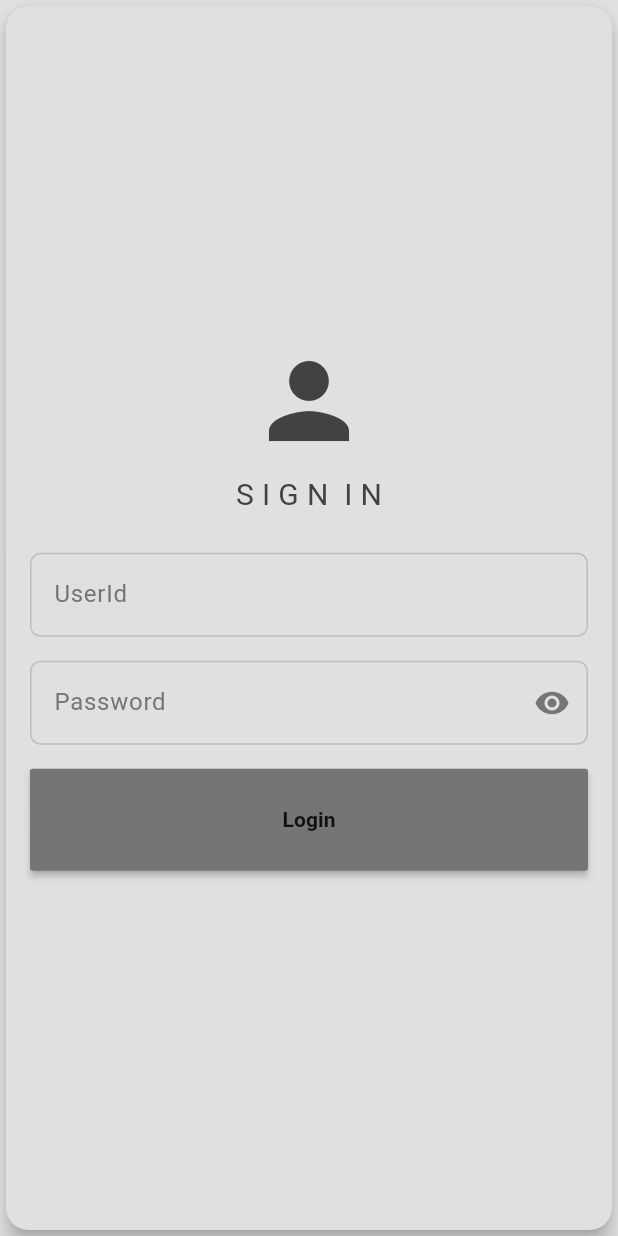
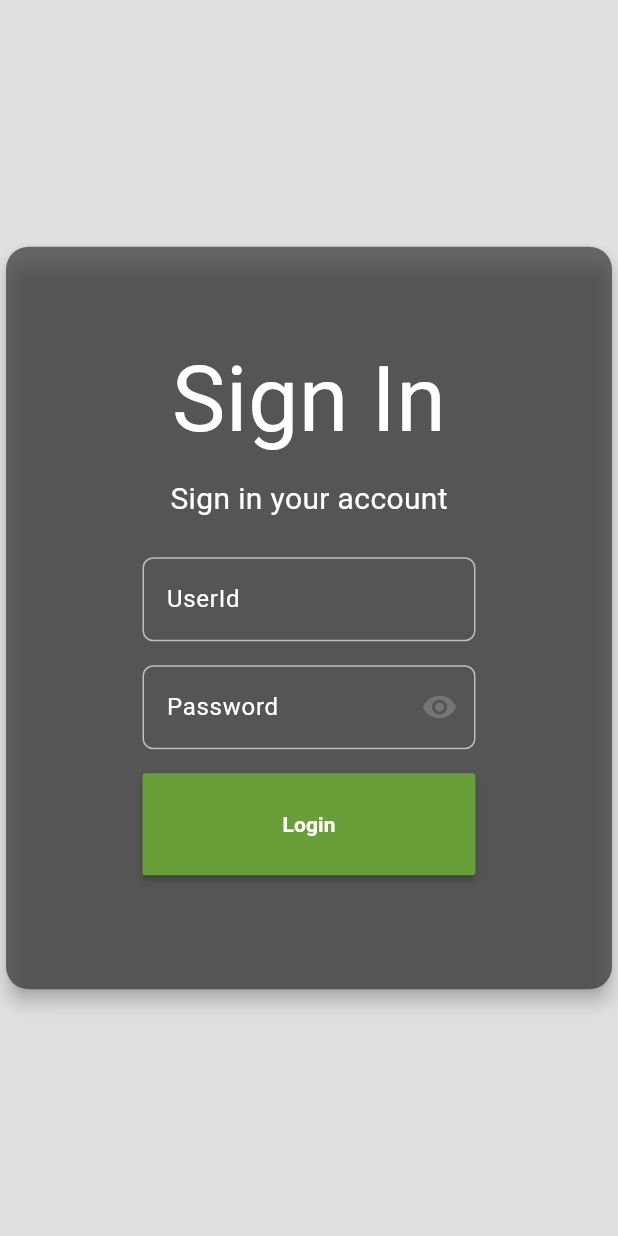
Before and after one commit to Kyusans/flutter-csdl-admin, a Flutter app: the screen it shows after launch, on a phone screen of 412 x 824 dp. Run offline on Flutter 3.47's test engine with Material 3 defaults, Android fonts, the phone set to English and light mode, and no system bars.

Commit message:
Updated login view

```diff
--- a/lib/components/myButton.dart
+++ b/lib/components/myButton.dart
@@ -20,18 +20,19 @@ class _MyButtonState extends State<MyButton> {
   @override
   Widget build(BuildContext context) {
     return MaterialButton(
-      color: Theme.of(context).colorScheme.secondary,
+      color: Theme.of(context).colorScheme.inversePrimary,
       onPressed: widget.onPressed,
       child: Container(
         padding: EdgeInsets.all(widget.buttonSize),
         decoration: BoxDecoration(
-          borderRadius: BorderRadius.circular(12),
+          borderRadius: BorderRadius.circular(50),
         ),
         child: Center(
           child: Text(
             widget.buttonText,
             style: const TextStyle(
               fontWeight: FontWeight.bold,
+              color: Colors.white,
             ),
           ),
         ),
--- a/lib/components/my_textfield.dart
+++ b/lib/components/my_textfield.dart
@@ -32,6 +32,9 @@ class _MyTextFieldState extends State<MyTextField> {
     return TextFormField(
       controller: widget.controller,
       obscureText: _isObscure,
+      style: TextStyle(
+        color: Colors.white,
+      ),
       decoration: InputDecoration(
         border: const OutlineInputBorder(),
         focusedBorder: OutlineInputBorder(
@@ -52,7 +55,7 @@ class _MyTextFieldState extends State<MyTextField> {
         ),
         labelText: widget.labelText,
         labelStyle: TextStyle(
-          color: Theme.of(context).colorScheme.secondary,
+          color: Colors.white,
         ),
         prefixIcon: widget.icon,
         suffixIcon: widget.obscureText
--- a/lib/pages/login_page.dart
+++ b/lib/pages/login_page.dart
@@ -13,36 +13,46 @@ class LoginPage extends StatelessWidget {
       backgroundColor: Theme.of(context).colorScheme.background,
       body: LayoutBuilder(
         builder: (context, constraints) {
-          // Check the available width to determine the layout
           if (constraints.maxWidth > 1300) {
             return Row(
+              crossAxisAlignment: CrossAxisAlignment.center,
               children: [
-                Column(
-                  mainAxisAlignment: MainAxisAlignment.center,
-                  crossAxisAlignment: CrossAxisAlignment.start,
+                const Padding(
+                  padding: EdgeInsets.fromLTRB(200, 100, 0, 0),
+                  child: Column(
+                    mainAxisAlignment: MainAxisAlignment.start,
+                    crossAxisAlignment: CrossAxisAlignment.center,
                     children: [
                       Text(
-                      "T E X T  M O T O",
+                        "SAMS",
                         style: TextStyle(
-                        fontSize: 50,
+                          fontSize: 150,
+                        ),
+                      ),
+                      Text(
+                        "School Attendance",
+                        style: TextStyle(
+                          fontSize: 30,
+                        ),
+                      ),
+                      Text(
+                        "Monitoring System",
+                        style: TextStyle(
+                          fontSize: 20,
                         ),
                       ),
                     ],
                   ),
+                ),
                 Expanded(
                   child: Padding(
-                    padding: const EdgeInsets.symmetric(
-                        vertical: 100, horizontal: 400),
-                    child: Padding(
-                      padding: const EdgeInsets.all(100),
+                    padding: const EdgeInsets.fromLTRB(650, 0, 50, 250),
                     child: _buildLoginSection(context),
-                    ),
                   ),
                 ),
               ],
             );
           } else {
-            // For smaller screens (like mobile phones)
             return _buildLoginSection(context);
           }
         },
@@ -52,25 +62,32 @@ class LoginPage extends StatelessWidget {
 
   Widget _buildLoginSection(context) {
     return Center(
+      child: SingleChildScrollView(
         child: Card(
           elevation: 5,
-        color: Theme.of(context).colorScheme.background,
+          color: const Color.fromARGB(175, 49, 49, 49),
           shape: RoundedRectangleBorder(
             borderRadius: BorderRadius.circular(15),
           ),
-        child: Container(
+          child: Padding(
+            padding: const EdgeInsets.symmetric(vertical: 60, horizontal: 75),
             child: Column(
               mainAxisAlignment: MainAxisAlignment.center,
               children: [
-              Icon(
-                Icons.person,
-                size: 80,
-                color: Theme.of(context).colorScheme.inversePrimary,
+                const Text(
+                  "Sign In",
+                  style: TextStyle(
+                    fontSize: 60,
+                    color: Colors.white,
+                  ),
                 ),
                 const SizedBox(height: 8),
                 const Text(
-                "S I G N  I N",
-                style: TextStyle(fontSize: 20),
+                  "Sign in your account",
+                  style: TextStyle(
+                    fontSize: 20,
+                    color: Colors.white,
+                  ),
                 ),
                 const SizedBox(height: 8),
                 Padding(
@@ -105,6 +122,7 @@ class LoginPage extends StatelessWidget {
             ),
           ),
         ),
+      ),
     );
   }
 }
--- a/lib/theme/dark_mode.dart
+++ b/lib/theme/dark_mode.dart
@@ -6,7 +6,7 @@ ThemeData darkMode = ThemeData(
     background: Colors.grey.shade900,
     primary: Colors.grey.shade700,
     secondary: Colors.grey.shade500,
-    inversePrimary: Colors.grey.shade300,
+    inversePrimary: Colors.blue[900],
   ),
   textTheme: ThemeData.light().textTheme.apply(
         bodyColor: Colors.grey[200],
--- a/lib/theme/light_mode.dart
+++ b/lib/theme/light_mode.dart
@@ -6,7 +6,7 @@ ThemeData lightMode = ThemeData(
     background: Colors.grey.shade300,
     primary: Colors.grey.shade400,
     secondary: Colors.grey.shade600,
-    inversePrimary: Colors.grey.shade800,
+    inversePrimary: Colors.lightGreen[700],
   ),
   textTheme: ThemeData.light().textTheme.apply(
         bodyColor: Colors.grey[800],
```
Lines whose indentation alone changed are shown as unchanged.
